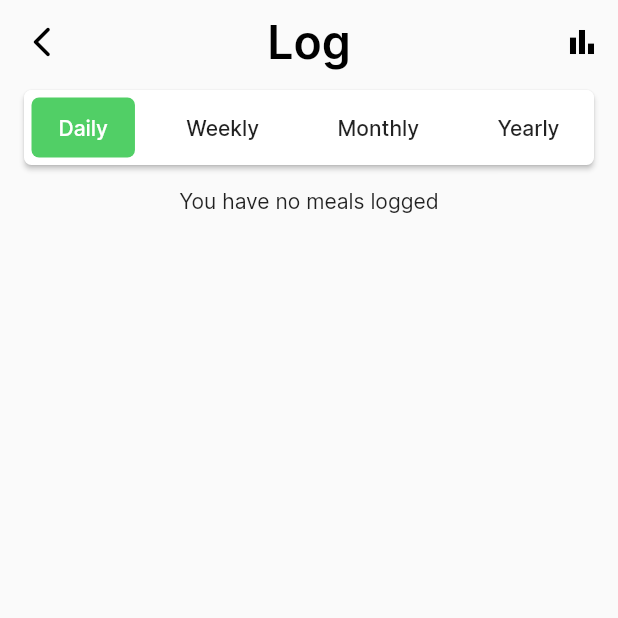
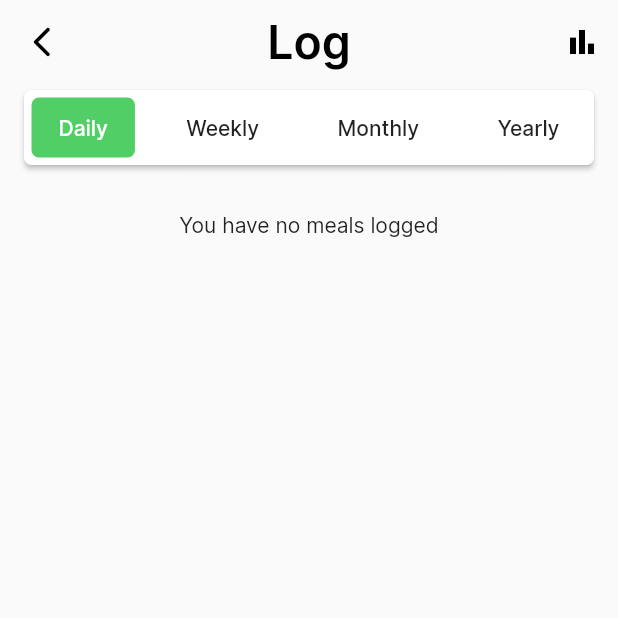
Before and after one commit to Bulk-bros/stattrack, a Flutter app: the LogPage screen opened directly, on a phone screen of 412 x 824 dp, the top half of it. Run offline on Flutter 3.47's test engine with Material 2 defaults, Android fonts, the phone set to English and light mode, and no system bars; our stand-ins replace cloud_firestore, firebase_auth, firebase_core, flutter_riverpod, flutter_svg, google_sign_in and 1 more; missing offline and left inert: assorted_layout_widgets, flutter_login_facebook; accounts and stored records are empty.

```diff
--- a/stattrack/lib/pages/log_page.dart
+++ b/stattrack/lib/pages/log_page.dart
@@ -168,6 +168,9 @@ class _LogPageState extends ConsumerState<LogPage> {
       child: Column(
         children: <Widget>[
           _buildNav(),
+          const SizedBox(
+            height: 16.0,
+          ),
           StreamBuilder<List<ConsumedMeal>>(
             stream: repo.getLog(uid),
             builder: ((context, snapshot) {
@@ -245,24 +248,24 @@ class _LogPageState extends ConsumerState<LogPage> {
           mainAxisAlignment: MainAxisAlignment.spaceBetween,
           children: <Widget>[
             _navItem(
-              'Daily',
-              () => _handleNavSelect(NavItem.daily),
-              activeNavItem == NavItem.daily,
+              label: 'Daily',
+              onPress: () => _handleNavSelect(NavItem.daily),
+              active: activeNavItem == NavItem.daily,
             ),
             _navItem(
-              'Weekly',
-              () => _handleNavSelect(NavItem.weekly),
-              activeNavItem == NavItem.weekly,
+              label: 'Weekly',
+              onPress: () => _handleNavSelect(NavItem.weekly),
+              active: activeNavItem == NavItem.weekly,
             ),
             _navItem(
-              'Monthly',
-              () => _handleNavSelect(NavItem.monthly),
-              activeNavItem == NavItem.monthly,
+              label: 'Monthly',
+              onPress: () => _handleNavSelect(NavItem.monthly),
+              active: activeNavItem == NavItem.monthly,
             ),
             _navItem(
-              'Yearly',
-              () => _handleNavSelect(NavItem.yearly),
-              activeNavItem == NavItem.yearly,
+              label: 'Yearly',
+              onPress: () => _handleNavSelect(NavItem.yearly),
+              active: activeNavItem == NavItem.yearly,
             ),
           ],
         ),
@@ -273,10 +276,13 @@ class _LogPageState extends ConsumerState<LogPage> {
   /// Returns a nav item
   ///
   /// [label] the label displayed in the item
-  /// [callback] the callback function called when the item is pressed
+  /// [onPress] the callback function called when the item is pressed
   /// [active] a boolean describing if the item is currently active or
   /// not. Active items has a change in style
-  Widget _navItem(String label, VoidCallback callback, bool active) {
+  Widget _navItem(
+      {required String label,
+      required VoidCallback onPress,
+      required bool active}) {
     return Container(
       decoration: BoxDecoration(
         borderRadius: BorderRadius.circular(5.0),
@@ -285,7 +291,7 @@ class _LogPageState extends ConsumerState<LogPage> {
       child: SizedBox(
         height: 40.0,
         child: TextButton(
-          onPressed: callback,
+          onPressed: onPress,
           child: Padding(
             padding: const EdgeInsets.symmetric(horizontal: 10.0),
             child: Text(
```
